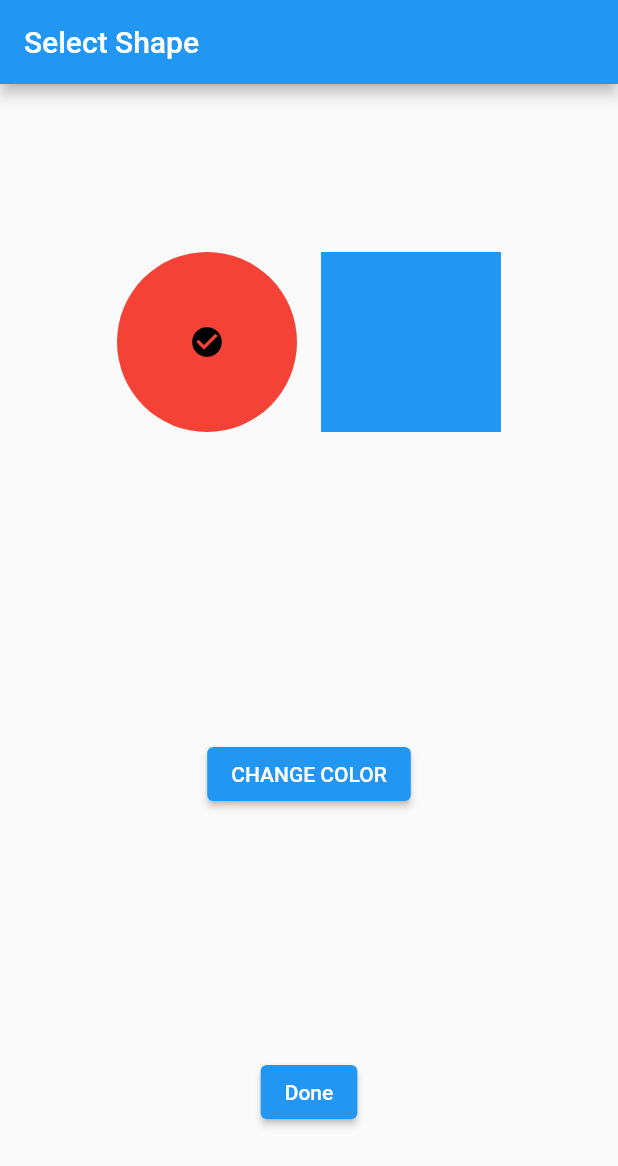
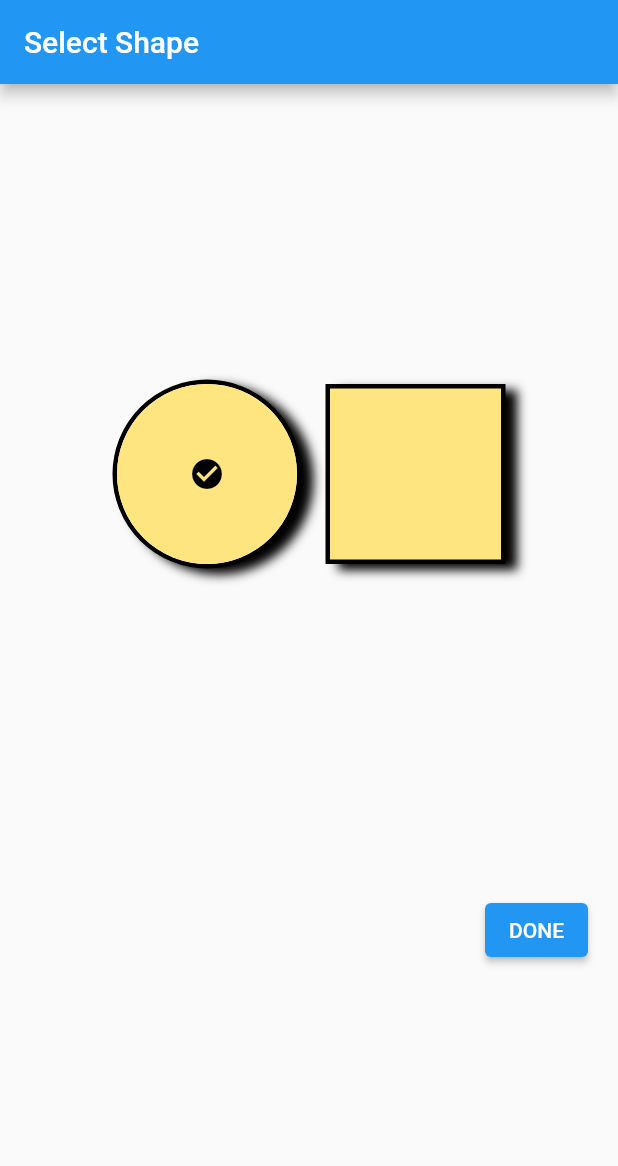
Before and after one commit to Engr-Owais/Flutter-StackedArchitecture-Setup, a Flutter app: the SelectShapeView screen opened directly, on a phone screen of 412 x 824 dp. Shown: the top 1166 px of the screen. Run offline on Flutter 3.47's test engine with Material 2 defaults, Android fonts, the phone set to English and light mode, and no system bars; our stand-ins replace flutter_colorpicker, stacked, stacked_core, stacked_services.

Commit message:
UI TWEAKS AND ARCHITECTURE CLEAN

```diff
--- a/lib/app/app.dart
+++ b/lib/app/app.dart
@@ -1,3 +1,4 @@
+import 'package:staced_app_test/services/hexagon_service.dart';
 import 'package:staced_app_test/ui/views/home/sinewave.dart';
 import 'package:staced_app_test/ui/views/hexagon/hexagon_view.dart';
 import 'package:staced_app_test/ui/views/menu/menu_view.dart';
@@ -12,6 +13,7 @@ import 'package:stacked_services/stacked_services.dart';
   ],
   dependencies: [
     LazySingleton(classType: NavigationService),
+    LazySingleton(classType: HexagonService),
   ],
 )
 class AppSetup {}
--- a/lib/app/app.locator.dart
+++ b/lib/app/app.locator.dart
@@ -6,6 +6,7 @@
 
 // ignore_for_file: public_member_api_docs, implementation_imports, depend_on_referenced_packages
 
+import 'package:staced_app_test/services/hexagon_service.dart';
 import 'package:stacked_core/stacked_core.dart';
 import 'package:stacked_services/src/navigation/navigation_service.dart';
 
@@ -19,4 +20,5 @@ Future<void> setupLocator(
 
 // Register dependencies
   locator.registerLazySingleton(() => NavigationService());
+  locator.registerLazySingleton(() => HexagonService());
 }
--- /dev/null
+++ b/lib/services/hexagon_service.dart
@@ -0,0 +1,27 @@
+import 'package:stacked/stacked.dart';
+
+class HexagonService with ReactiveServiceMixin {
+  int _selectedShape = 0;
+  int get selectedSape => _selectedShape;
+  final _selectedItems = ReactiveValue<List>([]);
+  List get selectedItems => _selectedItems.value;
+
+  HexagonService() {
+    listenToReactiveValues([_selectedItems]);
+  }
+
+
+  void selectChoice(String text) {
+    if (_selectedItems.value.contains(text)) {
+      _selectedItems.value.remove(text);
+    } else {
+      _selectedItems.value.add(text);
+    }
+    notifyListeners();
+  }
+
+  void selectShape(int index) {
+    _selectedShape = index;
+    notifyListeners();
+  }
+}
--- a/lib/ui/views/hexagon/hexagon_viewModel.dart
+++ b/lib/ui/views/hexagon/hexagon_viewModel.dart
@@ -1,49 +1,34 @@
-import 'package:flutter/material.dart';
 import 'package:staced_app_test/ui/views/hexagon/hexagon_view.dart';
 import 'package:stacked/stacked.dart';
 import 'package:stacked_services/stacked_services.dart';
 
 import '../../../app/app.locator.dart';
+import '../../../services/hexagon_service.dart';
 
-class HexagonViewModel extends BaseViewModel {
+class HexagonViewModel extends ReactiveViewModel {
   NavigationService _navigationService = locator<NavigationService>();
-  int _selectedItem = 0;
-  int get selectedItem => _selectedItem;
 
-  List _selectedItems = [];
-  List get selected => _selectedItems;
+  final _hexagonService = locator<HexagonService>();
 
-  Color _color = Colors.red;
-
-  Color get color => _color;
+  List get selected => _hexagonService.selectedItems;
+  int get selectedShape => _hexagonService.selectedSape;
 
   void selectChoice(String text) {
-    if (_selectedItems.contains(text)) {
-      _selectedItems.remove(text);
-    } else {
-      _selectedItems.add(text);
-    }
-    notifyListeners();
+    _hexagonService.selectChoice(text);
   }
 
   void selectShape(int index) {
-    _selectedItem = index;
-    notifyListeners();
-  }
-
-  void changeColor(Color ccolor) {
-    _color = ccolor;
-    notifyListeners();
+    _hexagonService.selectShape(index);
   }
 
   void navigateToHexagon() {
-    _navigationService.navigateToView(HexagonView(
-      selectedShape: selectedItem,
-      shapeColor: color,
-    ));
+    _navigationService.navigateToView(HexagonView());
   }
 
   void back() {
     _navigationService.back();
   }
+
+  @override
+  List<ReactiveServiceMixin> get reactiveServices => [_hexagonService];
 }
--- a/lib/ui/views/hexagon/widgets/select_shape.dart
+++ b/lib/ui/views/hexagon/widgets/select_shape.dart
@@ -28,16 +28,29 @@ class SelectShapeView extends StatelessWidget {
                           return GestureDetector(
                             onTap: () {
                               model.selectShape(index);
-                              print(model.selectedItem);
+                              print(model.selected);
                             },
                             child: Padding(
                               padding: const EdgeInsets.all(8.0),
+                              child: Container(
+                                decoration: BoxDecoration(
+                                  color: Colors.white,
+                                  shape: BoxShape.circle,
+                                  border: Border.all(
+                                      color: Colors.black, width: 3.0),
+                                  boxShadow: [
+                                    BoxShadow(
+                                        offset: Offset(8, 4.0),
+                                        blurRadius: 5,
+                                        color: Colors.black,
+                                        spreadRadius: 0)
+                                  ],
+                                ),
                                 child: CircleAvatar(
-                                  backgroundColor: index == model.selectedItem
-                                      ? Colors.red
-                                      : Colors.blue,
+                                    backgroundColor:
+                                        Colors.amberAccent.shade100,
                                     radius: 60,
-                                  child: index == model.selectedItem
+                                    child: index == model.selectedShape
                                         ? Center(
                                             child: Icon(
                                               Icons.check_circle,
@@ -46,22 +59,31 @@ class SelectShapeView extends StatelessWidget {
                                           )
                                         : null),
                               ),
+                            ),
                           );
                         } else {
                           return GestureDetector(
                             onTap: () {
                               model.selectShape(index);
-                              print(model.selectedItem);
                             },
                             child: Padding(
                               padding: const EdgeInsets.all(8.0),
                               child: Container(
+                                  decoration: BoxDecoration(
+                                    color: Colors.amberAccent.shade100,
+                                    border: Border.all(
+                                        color: Colors.black, width: 3.0),
+                                    boxShadow: [
+                                      BoxShadow(
+                                          offset: Offset(8, 4.0),
+                                          blurRadius: 5,
+                                          color: Colors.black,
+                                          spreadRadius: 0)
+                                    ],
+                                  ),
                                   height: 120,
                                   width: 120,
-                                  color: index == model.selectedItem
-                                      ? Colors.red
-                                      : Colors.blue,
-                                  child: index == model.selectedItem
+                                  child: index == model.selectedShape
                                       ? Center(
                                           child: Icon(
                                             Icons.check_circle,
@@ -73,44 +95,19 @@ class SelectShapeView extends StatelessWidget {
                           );
                         }
                       }))),
-              SizedBox(
-                height: 20,
-              ),
+              Padding(
+                padding: const EdgeInsets.all(20.0),
+                child: Row(
+                  mainAxisAlignment: MainAxisAlignment.end,
+                  children: [
                     ElevatedButton(
                         onPressed: () {
-                    showDialog(
-                      context: context,
-                      builder: (BuildContext context) {
-                        return AlertDialog(
-                          title: const Text('Pick a color!'),
-                          content: SingleChildScrollView(
-                            child: ColorPicker(
-                              pickerColor: model.color,
-                              onColorChanged: (value) =>
-                                  model.changeColor(value),
+                          model.back();
+                        },
+                        child: Text("DONE")),
+                  ],
                 ),
               ),
-                          actions: <Widget>[
-                            ElevatedButton(
-                              child: const Text('Got it'),
-                              onPressed: () {
-                                Navigator.of(context).pop();
-                              },
-                            ),
-                          ],
-                        );
-                      },
-                    );
-                  },
-                  child: Text("CHANGE COLOR")),
-              SizedBox(
-                height: 20,
-              ),
-              ElevatedButton(
-                  onPressed: () {
-                    model.navigateToHexagon();
-                  },
-                  child: Text("Done")),
             ],
           ),
         ),
--- a/lib/ui/views/home/sinewave_viewModel.dart
+++ b/lib/ui/views/home/sinewave_viewModel.dart
@@ -4,12 +4,13 @@ import 'package:stacked_services/stacked_services.dart';
 import '../../../app/app.locator.dart';
 
 class SinewaveViewModel extends BaseViewModel {
-  double value = 0.0;
+  double _value= 0.0;
+  double get amplitude => _value;
 
   NavigationService _navigationService = locator<NavigationService>();
 
   void changeAmplitude(double amp) {
-    value = amp;
+    _value = amp;
     notifyListeners();
   }
 
```
Also changed, not shown: lib/ui/views/hexagon/hexagon_view.dart (+29 -5 lines), lib/ui/views/home/sinewave.dart (+8 -4 lines), lib/ui/views/menu/menu_view.dart (+10 -1 lines), lib/ui/views/menu/menu_viewModel.dart (+5 -2 lines). Lines whose indentation alone changed are shown as unchanged.
